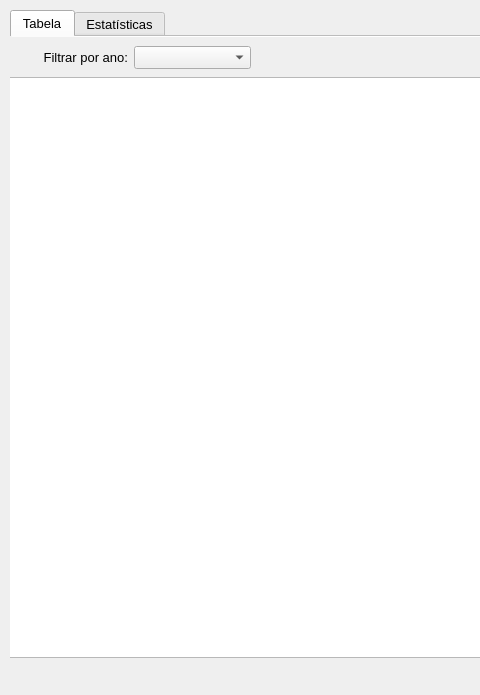
The window that main_window.ui (joaovlummertz/TrabalhoCPD) describes before a commit, drawn with Qt 5; both pictures show x 0 to 480 and y 0 to 695 of the 909 by 695 pixel window.
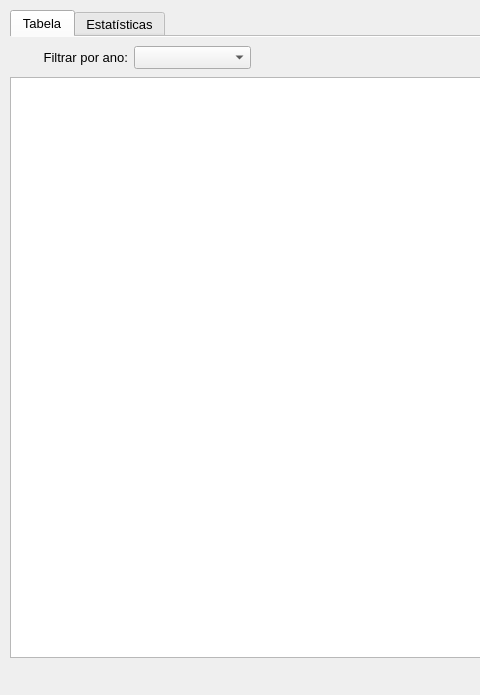
The same window after the commit.

Commit message: Fixed table width

```diff
--- a/main_window.ui
+++ b/main_window.ui
@@ -89,12 +89,18 @@
      <widget class="QTableWidget" name="tableWidget">
       <property name="geometry">
        <rect>
-        <x>-10</x>
+        <x>0</x>
         <y>40</y>
-        <width>891</width>
+        <width>881</width>
         <height>581</height>
        </rect>
       </property>
+      <property name="sizePolicy">
+       <sizepolicy hsizetype="Expanding" vsizetype="Expanding">
+        <horstretch>0</horstretch>
+        <verstretch>0</verstretch>
+       </sizepolicy>
+      </property>
       <attribute name="verticalHeaderVisible">
        <bool>false</bool>
       </attribute>
```
The commit also changes 1 other file.
